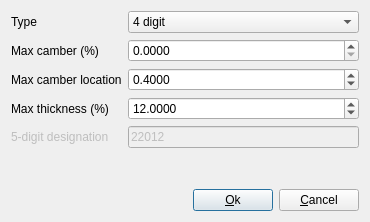
Above: ui/nacagenerator.ui from montagdude/Xoptfoil before the change. Below: the same form after it.
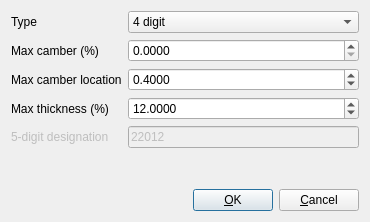
That is the form after the change.

Diff of the .ui file:
```diff
--- a/ui/nacagenerator.ui
+++ b/ui/nacagenerator.ui
@@ -171,7 +171,7 @@
      <item>
       <widget class="QPushButton" name="okButton">
        <property name="text">
-        <string>&amp;Ok</string>
+        <string>&amp;OK</string>
        </property>
        <property name="autoDefault">
         <bool>false</bool>
```
